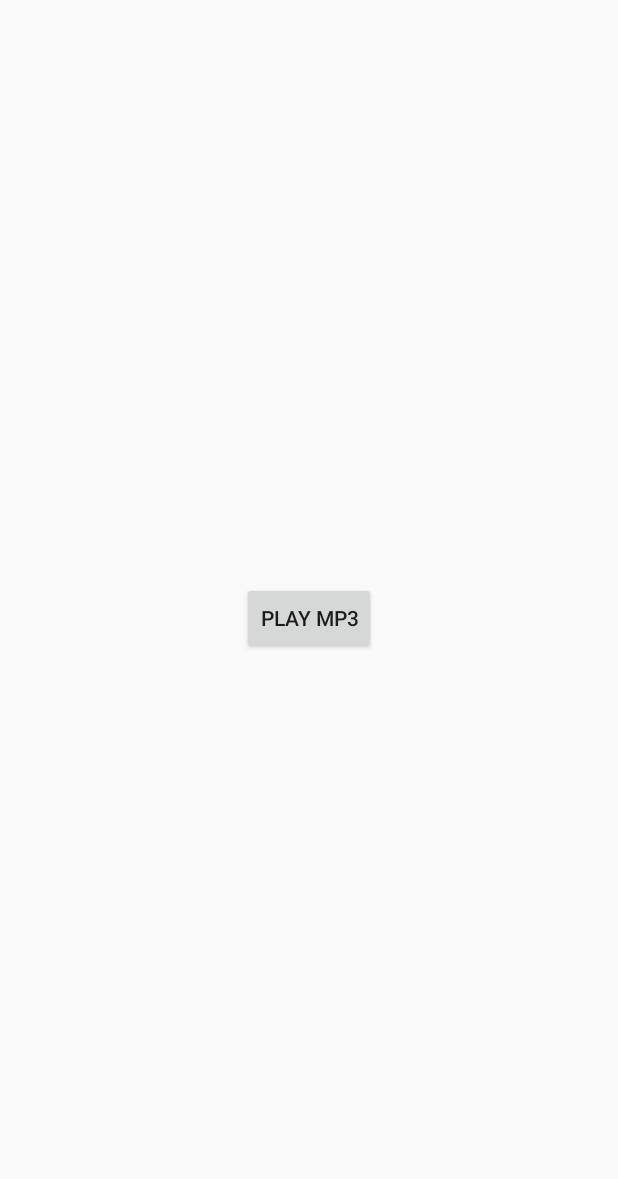
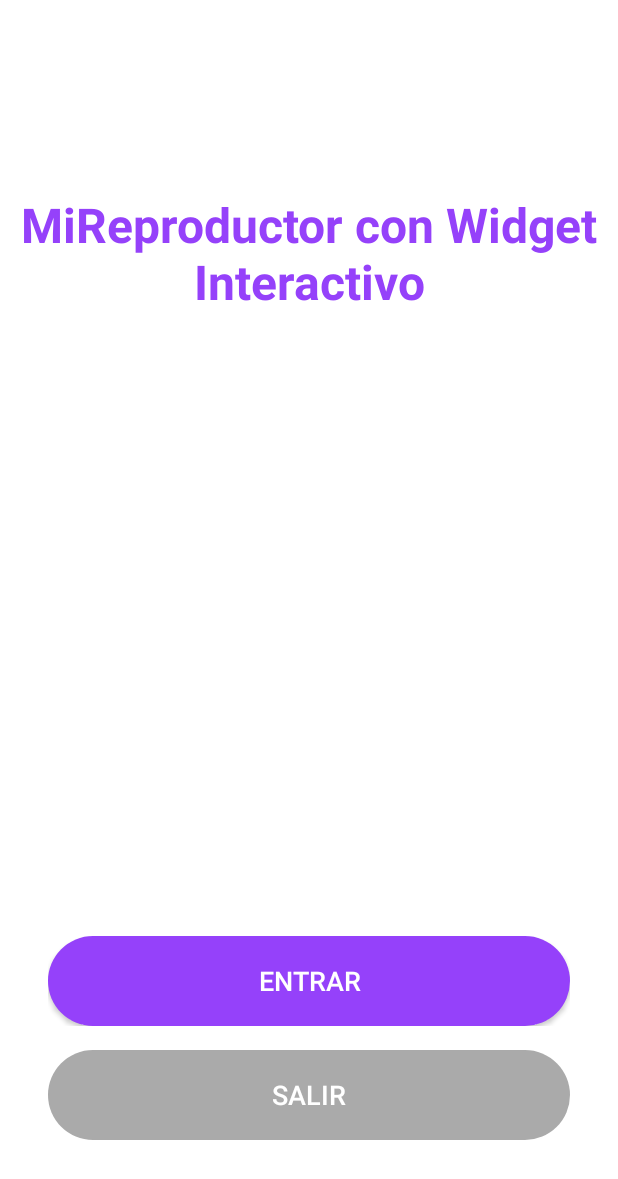
Before and after one commit to SergioEderCervantes/Reproductor-Examen-2, an Android app built with Jetpack Compose: the screen it shows after launch (MainActivity), on a phone screen of 412 x 824 dp. Shown: the top 1179 px of the screen. Run offline under Robolectric (Android 15) with nearby library versions, the phone set to English and light mode, and no system bars.

Commit message:
Menu iniciado

```diff
--- a/app/src/main/java/com/example/examenreproductor/MainActivity.kt
+++ b/app/src/main/java/com/example/examenreproductor/MainActivity.kt
@@ -1,35 +1,25 @@
 package com.example.examenreproductor
 
-import android.net.Uri
 import android.os.Bundle
-import android.widget.Button
 import androidx.appcompat.app.AppCompatActivity
-import androidx.media3.common.MediaItem
-import androidx.media3.exoplayer.ExoPlayer
+import com.example.examenreproductor.view.CustomButton
 
 class MainActivity : AppCompatActivity() {
-
-    private var player: ExoPlayer? = null
 
     override fun onCreate(savedInstanceState: Bundle?) {
         super.onCreate(savedInstanceState)
         setContentView(R.layout.activity_main)
 
-        player = ExoPlayer.Builder(this).build()
+        val enterButton: CustomButton = findViewById(R.id.enterButton)
+        val exitButton: CustomButton = findViewById(R.id.exitButton)
 
-        val playButton: Button = findViewById(R.id.playButton)
+        // El botón Entrar no hace nada por ahora
+        enterButton.setOnClickListener {
+            // No action
+        }
 
-        playButton.setOnClickListener {
-            val mediaItem = MediaItem.fromUri(Uri.parse("android.resource://$packageName/${R.raw.development}"))
-            player?.setMediaItem(mediaItem)
-            player?.prepare()
-            player?.play()
+        exitButton.setOnClickListener {
+            finishAffinity()
         }
     }
-
-    override fun onStop() {
-        super.onStop()
-        player?.release()
-        player = null
-    }
 }
--- /dev/null
+++ b/app/src/main/java/com/example/examenreproductor/view/CustomButton.kt
@@ -0,0 +1,81 @@
+package com.example.examenreproductor.view
+
+import android.content.Context
+import android.graphics.Color
+import android.graphics.drawable.GradientDrawable
+import android.graphics.drawable.StateListDrawable
+import android.util.AttributeSet
+import android.view.LayoutInflater
+import android.widget.Button
+import android.widget.FrameLayout
+import com.example.examenreproductor.R
+
+class CustomButton @JvmOverloads constructor(
+    context: Context,
+    attrs: AttributeSet? = null,
+    defStyleAttr: Int = 0
+) : FrameLayout(context, attrs, defStyleAttr) {
+
+    private var button: Button
+
+    init {
+        LayoutInflater.from(context).inflate(R.layout.custom_button, this, true)
+        button = findViewById(R.id.internal_button)
+
+        val attributes = context.obtainStyledAttributes(attrs, R.styleable.CustomButton)
+        setText(attributes.getString(R.styleable.CustomButton_buttonText))
+        setColor(attributes.getColor(R.styleable.CustomButton_buttonColor, 0))
+        attributes.recycle()
+    }
+
+    fun setText(text: String?) {
+        button.text = text
+    }
+
+    fun setColor(color: Int) {
+        val cornerRadius = 30f * resources.displayMetrics.density
+
+        // Default state drawable
+        val defaultDrawable = GradientDrawable().apply {
+            shape = GradientDrawable.RECTANGLE
+            setColor(color)
+            this.cornerRadius = cornerRadius
+        }
+
+        // Pressed state drawable (darker color using HSV)
+        val hsv = FloatArray(3)
+        Color.colorToHSV(color, hsv)
+        hsv[2] *= 0.8f // Reduce brightness
+        val darkerColor = Color.HSVToColor(hsv)
+
+        val pressedDrawable = GradientDrawable().apply {
+            shape = GradientDrawable.RECTANGLE
+            setColor(darkerColor)
+            this.cornerRadius = cornerRadius
+        }
+
+        // Focused state drawable (lighter color)
+        val focusedColor = Color.rgb(
+            (Color.red(color) * 0.9f + 255 * 0.1f).toInt(),
+            (Color.green(color) * 0.9f + 255 * 0.1f).toInt(),
+            (Color.blue(color) * 0.9f + 255 * 0.1f).toInt()
+        )
+        val focusedDrawable = GradientDrawable().apply {
+            shape = GradientDrawable.RECTANGLE
+            setColor(focusedColor)
+            this.cornerRadius = cornerRadius
+        }
+
+        val stateListDrawable = StateListDrawable().apply {
+            addState(intArrayOf(android.R.attr.state_pressed), pressedDrawable)
+            addState(intArrayOf(android.R.attr.state_focused), focusedDrawable)
+            addState(intArrayOf(), defaultDrawable) // Default state
+        }
+
+        button.background = stateListDrawable
+    }
+
+    override fun setOnClickListener(l: OnClickListener?) {
+        button.setOnClickListener(l)
+    }
+}
--- a/app/src/main/res/layout/activity_main.xml
+++ b/app/src/main/res/layout/activity_main.xml
@@ -4,16 +4,47 @@
     xmlns:tools="http://schemas.android.com/tools"
     android:layout_width="match_parent"
     android:layout_height="match_parent"
+    android:background="@android:color/white"
     tools:context=".MainActivity">
 
-    <Button
-        android:id="@+id/playButton"
+    <TextView
+        android:id="@+id/titleTextView"
         android:layout_width="wrap_content"
         android:layout_height="wrap_content"
-        android:text="Play MP3"
-        app:layout_constraintBottom_toBottomOf="parent"
+        android:layout_marginTop="128dp"
+        android:gravity="center"
+        android:text="MiReproductor con Widget Interactivo"
+        android:textColor="@color/primary_color"
+        android:textSize="32sp"
+        android:textStyle="bold"
         app:layout_constraintEnd_toEndOf="parent"
         app:layout_constraintStart_toStartOf="parent"
         app:layout_constraintTop_toTopOf="parent" />
 
+    <com.example.examenreproductor.view.CustomButton
+        android:id="@+id/enterButton"
+        android:layout_width="0dp"
+        android:layout_height="60dp"
+        android:layout_marginStart="32dp"
+        android:layout_marginEnd="32dp"
+        android:layout_marginBottom="16dp"
+        app:buttonText="Entrar"
+        app:buttonColor="@color/primary_color"
+        app:layout_constraintBottom_toTopOf="@+id/exitButton"
+        app:layout_constraintEnd_toEndOf="parent"
+        app:layout_constraintStart_toStartOf="parent" />
+
+    <com.example.examenreproductor.view.CustomButton
+        android:id="@+id/exitButton"
+        android:layout_width="0dp"
+        android:layout_height="60dp"
+        android:layout_marginStart="32dp"
+        android:layout_marginEnd="32dp"
+        android:layout_marginBottom="64dp"
+        app:buttonText="Salir"
+        app:buttonColor="@android:color/darker_gray"
+        app:layout_constraintBottom_toBottomOf="parent"
+        app:layout_constraintEnd_toEndOf="parent"
+        app:layout_constraintStart_toStartOf="parent" />
+
 </androidx.constraintlayout.widget.ConstraintLayout>
--- /dev/null
+++ b/app/src/main/res/layout/custom_button.xml
@@ -0,0 +1,8 @@
+<?xml version="1.0" encoding="utf-8"?>
+<Button xmlns:android="http://schemas.android.com/apk/res/android"
+    android:id="@+id/internal_button"
+    android:layout_width="match_parent"
+    android:layout_height="match_parent"
+    android:textColor="@android:color/white"
+    android:textSize="18sp"
+    />
--- /dev/null
+++ b/app/src/main/res/values/attrs.xml
@@ -0,0 +1,7 @@
+<?xml version="1.0" encoding="utf-8"?>
+<resources>
+    <declare-styleable name="CustomButton">
+        <attr name="buttonText" format="string" />
+        <attr name="buttonColor" format="color" />
+    </declare-styleable>
+</resources>
--- a/app/src/main/res/values/colors.xml
+++ b/app/src/main/res/values/colors.xml
@@ -7,4 +7,5 @@
     <color name="teal_700">#FF018786</color>
     <color name="black">#FF000000</color>
     <color name="white">#FFFFFFFF</color>
+    <color name="primary_color">#9541fa</color>
 </resources>
```
